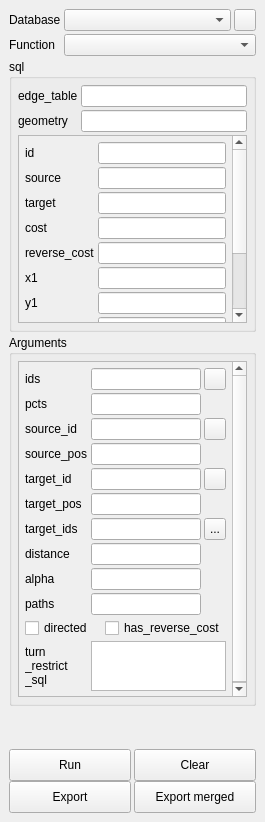
Qt form ui_pgRoutingLayer.ui (sanak/pgRoutingLayer) before a commit.
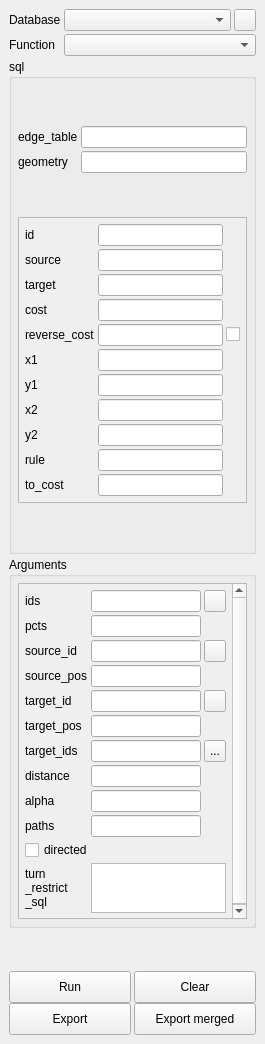
The same form after that commit. Icons and pictures are not drawn.

```diff
--- a/ui_pgRoutingLayer.ui
+++ b/ui_pgRoutingLayer.ui
@@ -7,7 +7,7 @@
     <x>0</x>
     <y>0</y>
     <width>265</width>
-    <height>822</height>
+    <height>1044</height>
    </rect>
   </property>
   <property name="sizePolicy">
@@ -182,6 +182,12 @@
            <verstretch>0</verstretch>
           </sizepolicy>
          </property>
+         <property name="minimumSize">
+          <size>
+           <width>0</width>
+           <height>150</height>
+          </size>
+         </property>
          <property name="maximumSize">
           <size>
            <width>16777215</width>
@@ -196,8 +202,8 @@
            <rect>
             <x>0</x>
             <y>0</y>
-            <width>206</width>
-            <height>275</height>
+            <width>223</width>
+            <height>319</height>
            </rect>
           </property>
           <layout class="QGridLayout" name="gridLayout_2">
@@ -369,6 +375,25 @@
              <item row="10" column="1">
               <widget class="QLineEdit" name="lineEditToCost"/>
              </item>
+             <item row="4" column="2">
+              <widget class="QCheckBox" name="checkBoxHasReverseCost">
+               <property name="maximumSize">
+                <size>
+                 <width>16777215</width>
+                 <height>16777215</height>
+                </size>
+               </property>
+               <property name="toolTip">
+                <string>if ticked, reverse cost will be used for the cost of the traversal of the edge in the opposite direction</string>
+               </property>
+               <property name="locale">
+                <locale language="English" country="UnitedStates"/>
+               </property>
+               <property name="text">
+                <string/>
+               </property>
+              </widget>
+             </item>
             </layout>
            </item>
           </layout>
@@ -412,8 +437,8 @@
            <rect>
             <x>0</x>
             <y>0</y>
-            <width>206</width>
-            <height>329</height>
+            <width>223</width>
+            <height>371</height>
            </rect>
           </property>
           <layout class="QGridLayout" name="gridLayout_3">
@@ -667,25 +692,6 @@
                  </property>
                 </widget>
                </item>
-               <item>
-                <widget class="QCheckBox" name="checkBoxHasReverseCost">
-                 <property name="maximumSize">
-                  <size>
-                   <width>16777215</width>
-                   <height>16777215</height>
-                  </size>
-                 </property>
-                 <property name="toolTip">
-                  <string>if ticked, reverse cost will be used for the cost of the traversal of the edge in the opposite direction</string>
-                 </property>
-                 <property name="locale">
-                  <locale language="English" country="UnitedStates"/>
-                 </property>
-                 <property name="text">
-                  <string>has_reverse_cost</string>
-                 </property>
-                </widget>
-               </item>
               </layout>
              </item>
              <item row="11" column="1" colspan="2">
```
Left out of the diff: 99 changed lines with no effect on the pictures.
